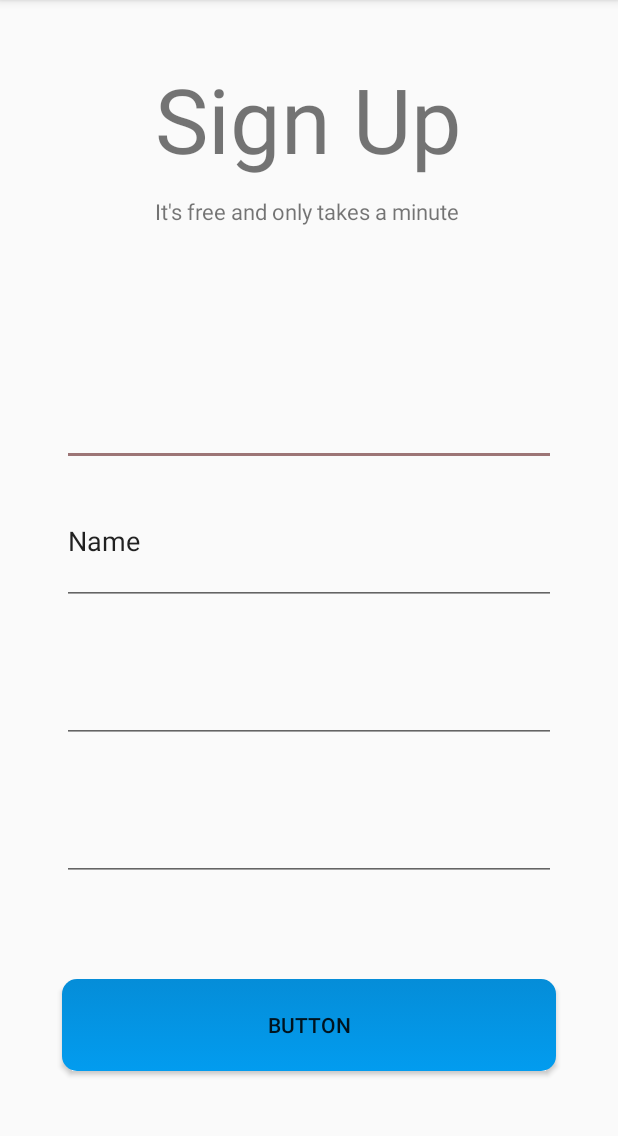
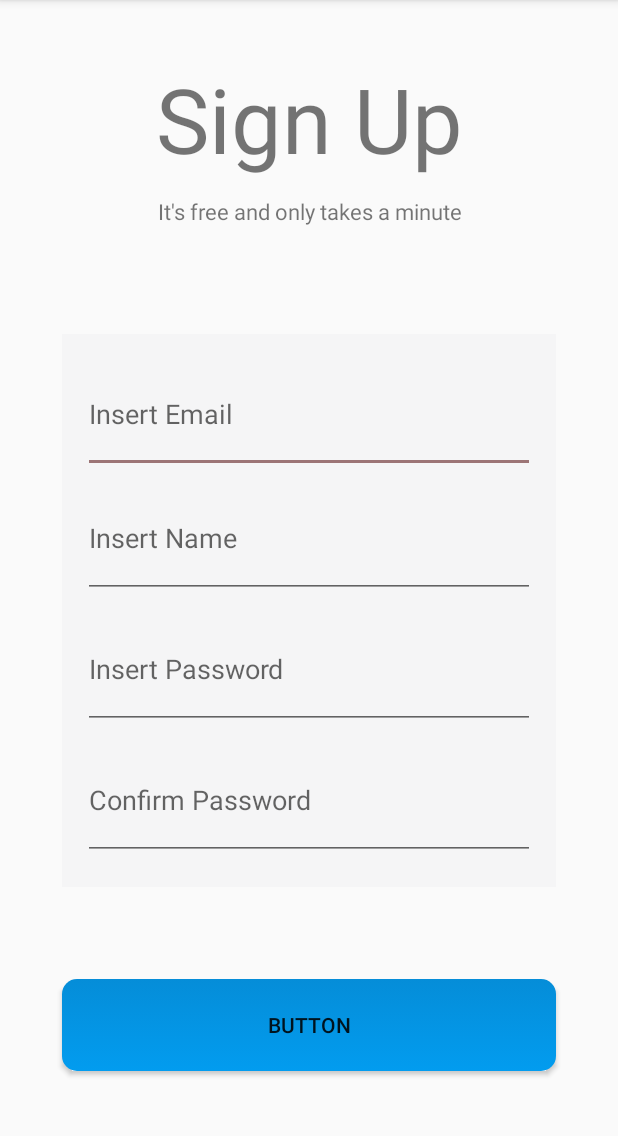
Before and after one commit to alesimula/BookNow, an Android app: the ActivitySignup screen opened directly, with no data from a screen before it, on a phone screen of 412 x 824 dp, the part 84-1220 px from its top. Run offline under Robolectric (Android 15) with nearby library versions, the phone set to English and light mode, and no system bars.

Commit message:
Add ScrollView in signup xml

```diff
--- a/app/src/main/res/layout/activity_signup.xml
+++ b/app/src/main/res/layout/activity_signup.xml
@@ -39,27 +39,6 @@
         android:layout_height="wrap_content"
         android:orientation="horizontal"
         app:layout_constraintGuide_percent="0.29" />
-
-    <androidx.constraintlayout.widget.Guideline
-        android:id="@+id/guideline11"
-        android:layout_width="wrap_content"
-        android:layout_height="wrap_content"
-        android:orientation="horizontal"
-        app:layout_constraintGuide_percent="0.41" />
-
-    <androidx.constraintlayout.widget.Guideline
-        android:id="@+id/guideline12"
-        android:layout_width="wrap_content"
-        android:layout_height="wrap_content"
-        android:orientation="horizontal"
-        app:layout_constraintGuide_percent="0.53" />
-
-    <androidx.constraintlayout.widget.Guideline
-        android:id="@+id/guideline13"
-        android:layout_width="wrap_content"
-        android:layout_height="wrap_content"
-        android:orientation="horizontal"
-        app:layout_constraintGuide_percent="0.65" />
 
     <androidx.constraintlayout.widget.Guideline
         android:id="@+id/guideline16"
@@ -107,6 +86,7 @@
         android:id="@+id/textView2"
         android:layout_width="0dp"
         android:layout_height="0dp"
+        android:textAlignment="center"
         android:autoSizeTextType="uniform"
         android:text="Sign Up"
         app:layout_constraintBottom_toTopOf="@+id/guideline8"
@@ -118,6 +98,7 @@
         android:id="@+id/textView3"
         android:layout_width="0dp"
         android:layout_height="0dp"
+        android:textAlignment="center"
         android:text="It's free and only takes a minute"
         android:autoSizeTextType="uniform"
         app:layout_constraintBottom_toTopOf="@+id/guideline9"
@@ -125,58 +106,64 @@
         app:layout_constraintStart_toStartOf="@+id/guideline6"
         app:layout_constraintTop_toBottomOf="@+id/textView2" />
 
-    <androidx.appcompat.widget.AppCompatEditText
-        android:id="@+id/editText"
+    <ScrollView
         android:layout_width="0dp"
         android:layout_height="0dp"
-        android:layout_marginTop="4dp"
-        android:layout_marginBottom="4dp"
+        android:background="@color/colorBackground"
+        android:fillViewport="true"
+        app:layout_constraintBottom_toTopOf="@+id/guideline14"
+        app:layout_constraintEnd_toStartOf="@+id/guideline5"
+        app:layout_constraintStart_toStartOf="@+id/guideline4"
+        app:layout_constraintTop_toTopOf="@+id/guideline10">
+        <LinearLayout
+            android:id="@+id/mainGrid"
+            android:layout_width="match_parent"
+            android:layout_height="0dp"
+            android:orientation="vertical"
+            android:padding="14dp"
+            android:gravity="center_vertical">
+            <androidx.appcompat.widget.AppCompatEditText
+                android:layout_weight="1"
+                android:id="@+id/editText"
+                android:layout_width="match_parent"
+                android:layout_height="wrap_content"
                 android:ems="10"
                 android:inputType="textEmailAddress"
-        app:layout_constraintBottom_toTopOf="@+id/guideline11"
-        app:layout_constraintEnd_toStartOf="@+id/guideline5"
-        app:layout_constraintStart_toStartOf="@+id/guideline4"
-        app:layout_constraintTop_toTopOf="@+id/guideline10" />
-
+                android:hint="Insert Email"/>
             <androidx.appcompat.widget.AppCompatEditText
+                android:layout_weight="1"
                 android:id="@+id/editText2"
-        android:layout_width="0dp"
-        android:layout_height="0dp"
+                android:layout_width="match_parent"
+                android:layout_height="wrap_content"
                 android:layout_marginTop="4dp"
                 android:layout_marginBottom="4dp"
                 android:ems="10"
                 android:inputType="textPersonName"
-        android:text="Name"
-        app:layout_constraintBottom_toTopOf="@+id/guideline12"
-        app:layout_constraintEnd_toStartOf="@+id/guideline5"
-        app:layout_constraintStart_toStartOf="@+id/guideline4"
-        app:layout_constraintTop_toTopOf="@+id/guideline11" />
+                android:hint="Insert Name"/>
 
             <androidx.appcompat.widget.AppCompatEditText
+                android:layout_weight="1"
                 android:id="@+id/editText3"
-        android:layout_width="0dp"
-        android:layout_height="0dp"
+                android:layout_width="match_parent"
+                android:layout_height="wrap_content"
                 android:layout_marginTop="4dp"
                 android:layout_marginBottom="4dp"
                 android:ems="10"
                 android:inputType="textPassword"
-        app:layout_constraintBottom_toTopOf="@+id/guideline13"
-        app:layout_constraintEnd_toStartOf="@+id/guideline5"
-        app:layout_constraintStart_toStartOf="@+id/guideline4"
-        app:layout_constraintTop_toTopOf="@+id/guideline12" />
+                android:hint="Insert Password"/>
 
             <androidx.appcompat.widget.AppCompatEditText
+                android:layout_weight="1"
                 android:id="@+id/editText4"
-        android:layout_width="0dp"
-        android:layout_height="0dp"
+                android:layout_width="match_parent"
+                android:layout_height="wrap_content"
                 android:layout_marginTop="4dp"
                 android:layout_marginBottom="4dp"
                 android:ems="10"
                 android:inputType="textPassword"
-        app:layout_constraintBottom_toTopOf="@+id/guideline14"
-        app:layout_constraintEnd_toStartOf="@+id/guideline5"
-        app:layout_constraintStart_toStartOf="@+id/guideline4"
-        app:layout_constraintTop_toTopOf="@+id/guideline13" />
+                android:hint="Confirm Password"/>
+        </LinearLayout>
+    </ScrollView>
 
     <Button
         android:id="@+id/button8"
```
Lines whose indentation alone changed are shown as unchanged.
